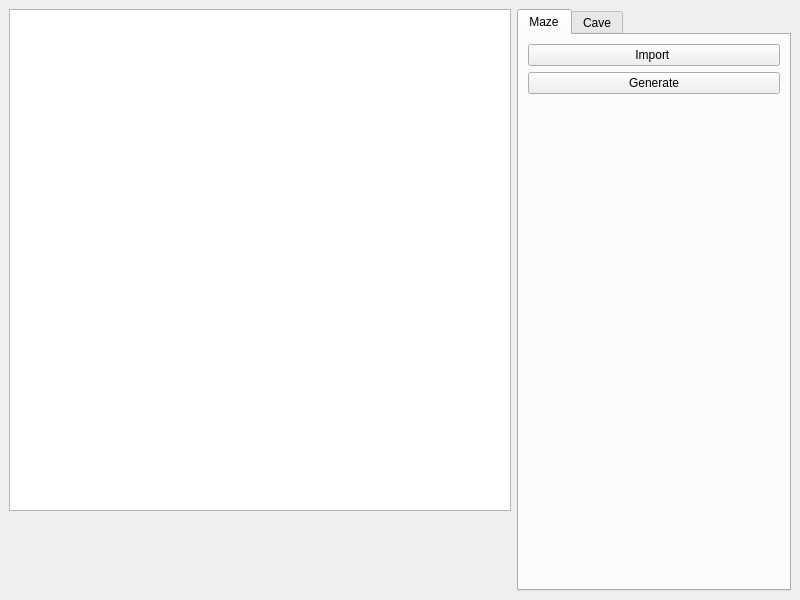
Oleg-Sl/A1_Maze, file src/source/view/mainwindow.ui: the form before one commit.
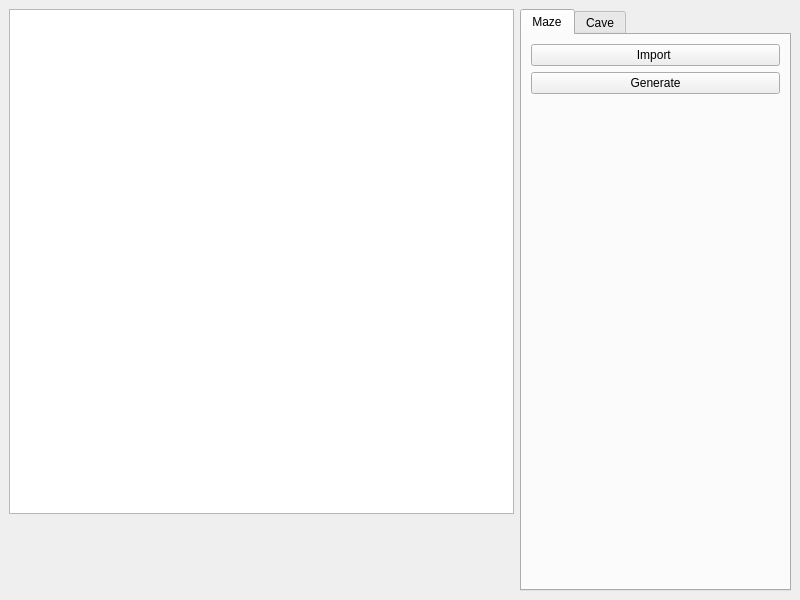
The form after the commit.

Commit message: cell size calculation changed

Diff of the .ui file:
```diff
--- a/src/source/view/mainwindow.ui
+++ b/src/source/view/mainwindow.ui
@@ -21,14 +21,14 @@
        <widget class="QGraphicsView" name="view_screen">
         <property name="minimumSize">
          <size>
-          <width>502</width>
-          <height>502</height>
+          <width>505</width>
+          <height>505</height>
          </size>
         </property>
         <property name="maximumSize">
          <size>
-          <width>502</width>
-          <height>502</height>
+          <width>505</width>
+          <height>505</height>
          </size>
         </property>
         <property name="verticalScrollBarPolicy">
```
The commit also changes 1 other file.
